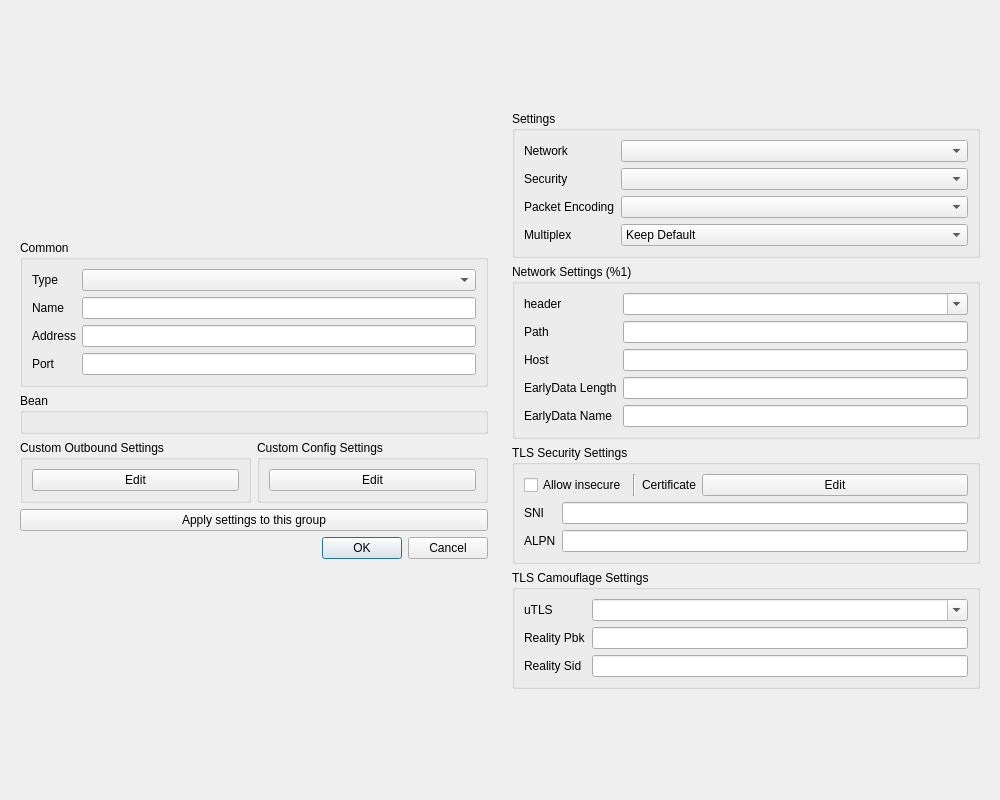
MatsuriDayo/nekoray, file ui/edit/dialog_edit_profile.ui: the form before one commit.
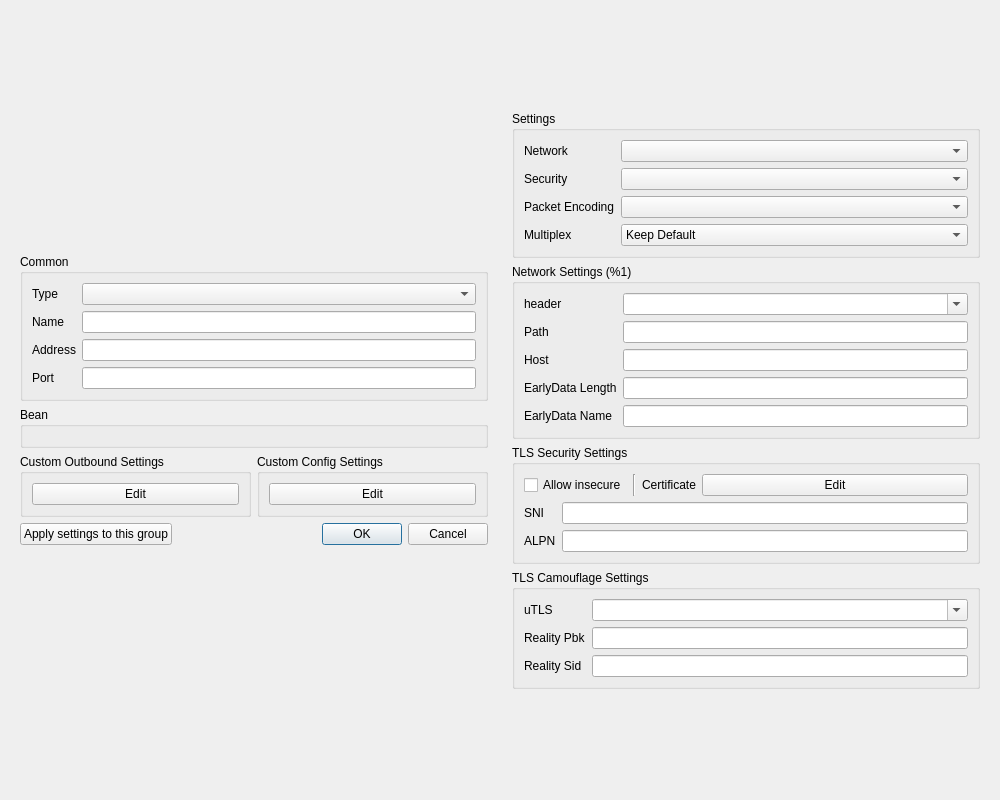
The form after the commit. Custom widgets are drawn as their Qt base class.

```diff
--- a/ui/edit/dialog_edit_profile.ui
+++ b/ui/edit/dialog_edit_profile.ui
@@ -158,6 +158,8 @@
        </layout>
       </item>
       <item>
+       <layout class="QHBoxLayout" name="horizontalLayout_4">
+        <item>
        <widget class="QPushButton" name="apply_to_group">
         <property name="text">
          <string>Apply settings to this group</string>
@@ -179,6 +181,8 @@
          <set>QDialogButtonBox::Cancel|QDialogButtonBox::Ok</set>
         </property>
        </widget>
+      </item>
+     </layout>
       </item>
      </layout>
     </widget>
```
